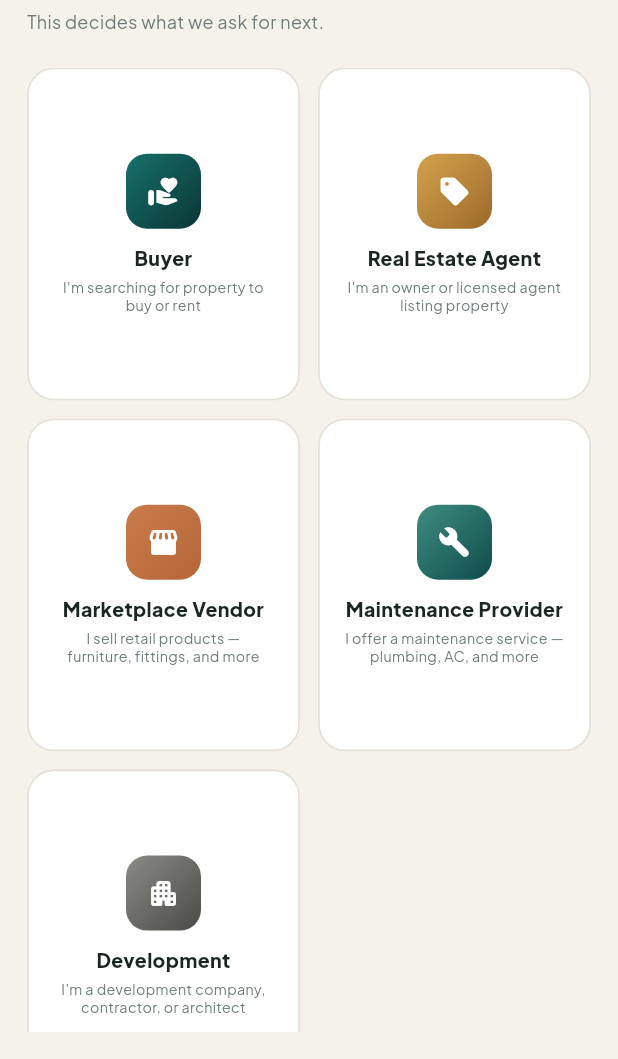
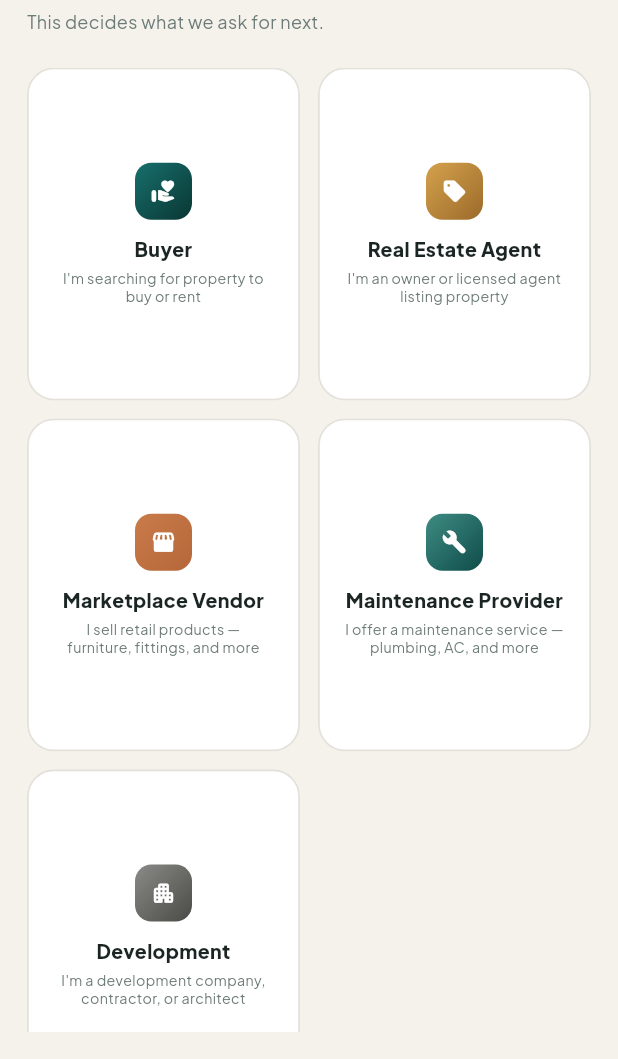
Before and after one commit to talalscorpions-dotcom/Aqary33, a Flutter app: the RoleChoiceScreen screen opened directly, on a phone screen of 412 x 824 dp, the part 177-1236 px from its top. Run offline on Flutter 3.47's test engine with Material 3 defaults, Android fonts, the phone set to English and light mode, and no system bars; our stand-ins replace google_fonts, shared_preferences; accounts and stored records are empty.

Commit message:
Shrink the role tile icons on the sign-up picker
50x50 icon badge -> 38x38, icon glyph 22 -> 17. More room for the tile
text relative to the icon, still legible.

Co-Authored-By: Claude Sonnet 5 <noreply@anthropic.com>
Claude-Session: https://claude.ai/code/session_01H6oahvENe6WVsJQjenBGDc

```diff
--- a/aqary_app/lib/screens/onboarding/role_choice_screen.dart
+++ b/aqary_app/lib/screens/onboarding/role_choice_screen.dart
@@ -170,13 +170,13 @@ class _RoleTile extends StatelessWidget {
             mainAxisAlignment: MainAxisAlignment.center,
             children: [
               Container(
-                width: 50,
-                height: 50,
+                width: 38,
+                height: 38,
                 decoration: BoxDecoration(
-                  borderRadius: BorderRadius.circular(14),
+                  borderRadius: BorderRadius.circular(11),
                   gradient: LinearGradient(colors: option.gradient, begin: Alignment.topLeft, end: Alignment.bottomRight),
                 ),
-                child: Icon(option.icon, color: Colors.white, size: 22),
+                child: Icon(option.icon, color: Colors.white, size: 17),
               ),
               const SizedBox(height: 10),
               Text(option.title, textAlign: TextAlign.center, style: const TextStyle(fontSize: 13, fontWeight: FontWeight.w800, color: AppColors.ink)),
```
